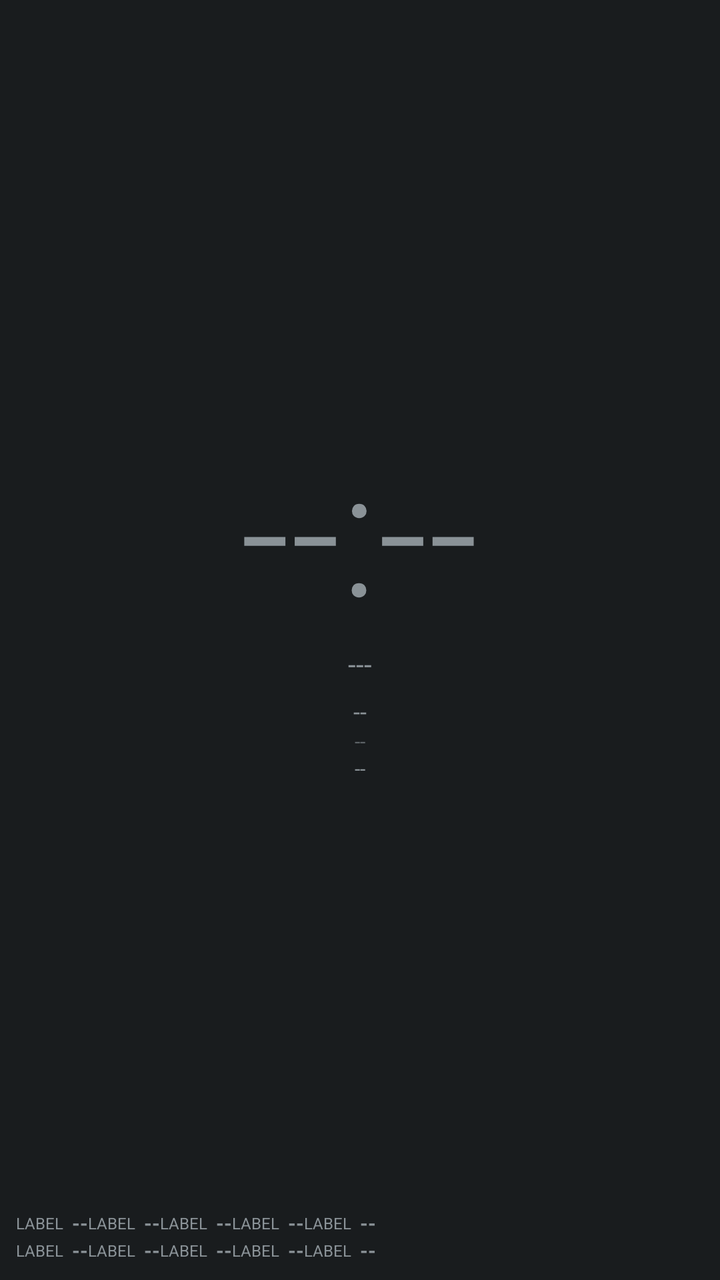
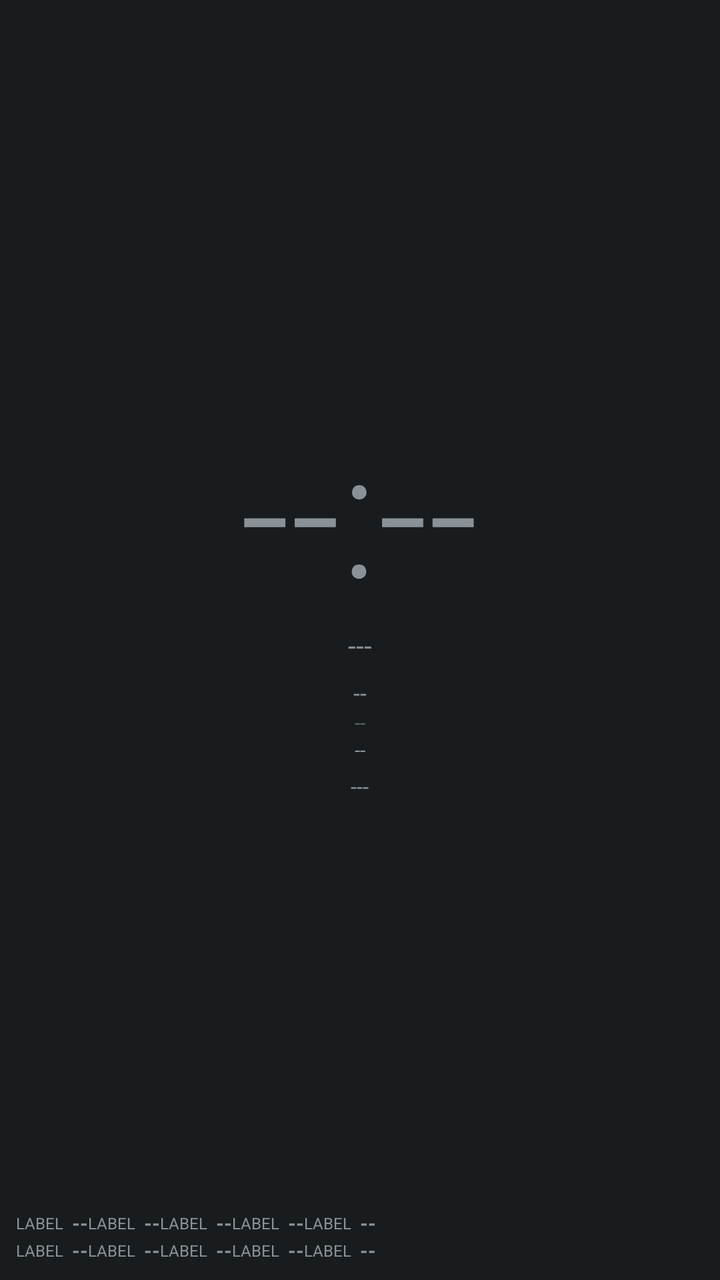

An Android layout rendered at two revisions. The XML below is the earlier revision; the diff shows what the commit changed to produce the second picture.
<!-- AndroidManifest.xml: application theme android:Theme.DeviceDefault.NoActionBar -->
<!-- res/layout/aod_layout_ticker.xml -->
<?xml version="1.0" encoding="utf-8"?>
<LinearLayout xmlns:android="http://schemas.android.com/apk/res/android"
    android:id="@+id/bg_root"
    android:layout_width="match_parent"
    android:layout_height="match_parent"
    android:orientation="vertical">

    <LinearLayout
        android:layout_width="match_parent"
        android:layout_height="0dp"
        android:layout_weight="1"
        android:gravity="center"
        android:orientation="vertical">

        <TextView
            android:id="@+id/clock"
            android:layout_width="wrap_content"
            android:layout_height="wrap_content"
            android:textSize="88sp"
            android:fontFamily="sans-serif-light"
            android:text="--:--" />

        <TextView
            android:id="@+id/date"
            android:layout_width="wrap_content"
            android:layout_height="wrap_content"
            android:textSize="14sp"
            android:text="---" />

        <TextView
            android:id="@+id/health_badge"
            android:layout_width="wrap_content"
            android:layout_height="wrap_content"
            android:textSize="12sp"
            android:textAllCaps="true"
            android:layout_marginTop="6dp"
            android:text="--" />

        <TextView
            android:id="@+id/perf_badge"
            android:layout_width="wrap_content"
            android:layout_height="wrap_content"
            android:textSize="10sp"
            android:alpha="0.6"
            android:text="--" />

        <TextView
            android:id="@+id/net_type_badge"
            android:layout_width="wrap_content"
            android:layout_height="wrap_content"
            android:textSize="10sp"
            android:text="--" />
    </LinearLayout>

    <GridLayout
        android:id="@+id/panel_1"
        android:layout_width="match_parent"
        android:layout_height="wrap_content"
        android:columnCount="5"
        android:rowCount="2"
        android:padding="8dp">

        <include layout="@layout/aod_row_ticker" android:id="@+id/row0" />
        <include layout="@layout/aod_row_ticker" android:id="@+id/row1" />
        <include layout="@layout/aod_row_ticker" android:id="@+id/row2" />
        <include layout="@layout/aod_row_ticker" android:id="@+id/row3" />
        <include layout="@layout/aod_row_ticker" android:id="@+id/row4" />
        <include layout="@layout/aod_row_ticker" android:id="@+id/row5" />
        <include layout="@layout/aod_row_ticker" android:id="@+id/row6" />
        <include layout="@layout/aod_row_ticker" android:id="@+id/row7" />
        <include layout="@layout/aod_row_ticker" android:id="@+id/row8" />
        <include layout="@layout/aod_row_ticker" android:id="@+id/row9" />

    </GridLayout>

</LinearLayout>
<!-- res/layout/aod_row_ticker.xml (included above) -->
<?xml version="1.0" encoding="utf-8"?>
<LinearLayout xmlns:android="http://schemas.android.com/apk/res/android"
    android:layout_width="wrap_content"
    android:layout_height="wrap_content"
    android:layout_margin="6dp"
    android:orientation="horizontal"
    android:gravity="center_vertical">

    <TextView
        android:id="@+id/stat_label"
        android:layout_width="wrap_content"
        android:layout_height="wrap_content"
        android:textSize="8sp"
        android:textAllCaps="true"
        android:text="Label" />

    <TextView
        android:id="@+id/stat_value"
        android:layout_width="wrap_content"
        android:layout_height="wrap_content"
        android:layout_marginStart="4dp"
        android:textSize="10sp"
        android:textStyle="bold"
        android:text="--" />

</LinearLayout>
<!-- resources referenced by this layout -->
<resources>

</resources>

<!-- the commit's change to res/layout/aod_layout_ticker.xml (unified diff, before → after) -->
@@ -50,6 +50,23 @@
             android:layout_height="wrap_content"
             android:textSize="10sp"
             android:text="--" />
+
+        <TextView
+            android:id="@+id/panchang"
+            android:layout_width="wrap_content"
+            android:layout_height="wrap_content"
+            android:textSize="11sp"
+            android:layout_marginTop="4dp"
+            android:text="---" />
+
+        <TextView
+            android:id="@+id/muhurat_badge"
+            android:layout_width="wrap_content"
+            android:layout_height="wrap_content"
+            android:textSize="11sp"
+            android:textStyle="bold"
+            android:visibility="gone"
+            android:text="--" />
     </LinearLayout>
 
     <GridLayout
